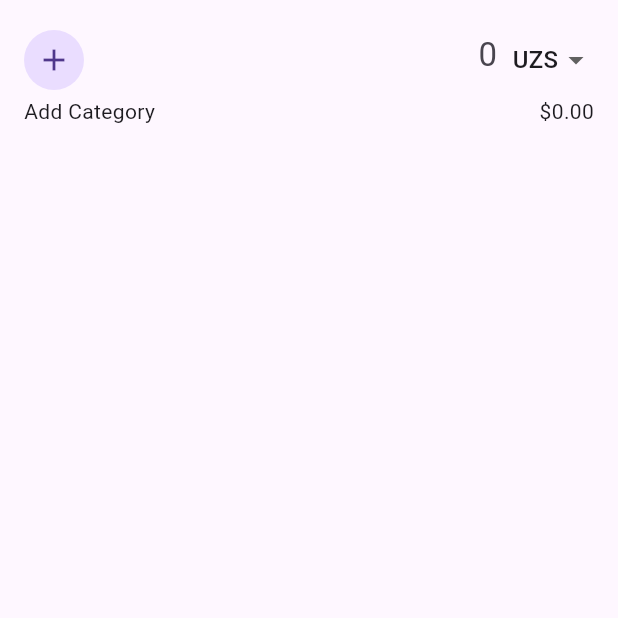
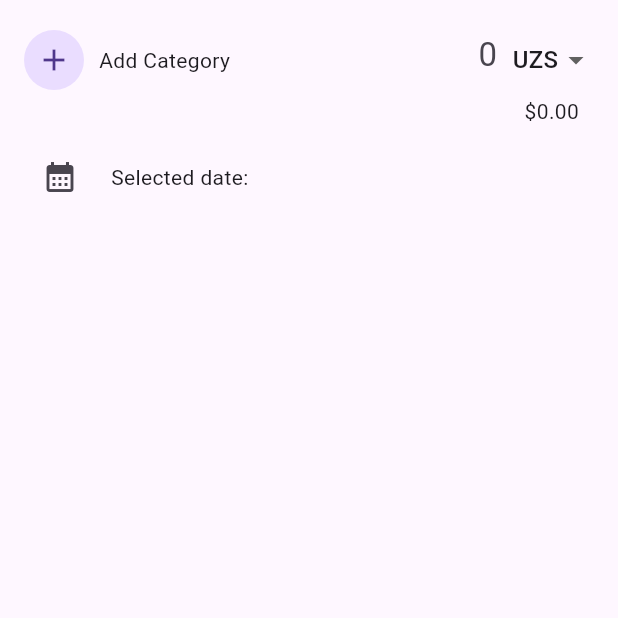
Before and after one commit to IlyasMukatdisov/expense_tracker, a Flutter app: the NewExpense screen opened directly, on a phone screen of 412 x 824 dp, the top half of it. Run offline on Flutter 3.47's test engine with Material 2 defaults, Android fonts, the phone set to English and light mode, and no system bars; our stand-ins replace font_awesome_flutter.

Commit message:
added datePicker

```diff
--- a/lib/features/expense/presentation/widgets/new_expense.dart
+++ b/lib/features/expense/presentation/widgets/new_expense.dart
@@ -1,6 +1,10 @@
 import 'package:expense_tracker/core/utils/utils.dart';
 import 'package:expense_tracker/features/expense/domain/entity/expense.dart';
 import 'package:flutter/material.dart';
+
+import 'package:intl/intl.dart';
+
+final formatter = DateFormat.yMd();
 
 class NewExpense extends StatefulWidget {
   const NewExpense({super.key});
@@ -16,6 +20,26 @@ class _NewExpenseState extends State<NewExpense> {
   double? dollarAmount = 0.0;
 
   final _debouncer = Debouncer(milliseconds: 1000);
+  DateTime? selectedDate;
+
+  void _presentDatePicker() {
+    final now = DateTime.now();
+    final firstDate = DateTime(now.year - 1, now.month, now.day);
+    showDatePicker(
+      context: context,
+      initialDate: now,
+      firstDate: firstDate,
+      lastDate: now,
+    ).then(
+      (date) {
+        setState(
+          () {
+            selectedDate = date;
+          },
+        );
+      },
+    );
+  }
 
   @override
   initState() {
@@ -74,6 +98,10 @@ class _NewExpenseState extends State<NewExpense> {
                     onPressed: _openAddCategoryOverlay,
                   ),
                 ),
+                const SizedBox(
+                  width: 10,
+                ),
+                Text(category == null ? 'Add Category' : ''),
                 Expanded(
                   child: SizedBox(
                     height: 48,
@@ -109,16 +137,42 @@ class _NewExpenseState extends State<NewExpense> {
               ],
             ),
             Row(
-              mainAxisAlignment: MainAxisAlignment.spaceBetween,
+              mainAxisAlignment: MainAxisAlignment.end,
               children: [
-                Text(category == null ? 'Add Category' : ''),
                 Text(
                   dollarAmount != null
                       ? '\$${dollarAmount?.toStringAsFixed(2)}'
                       : '',
                 ),
+                const SizedBox(width: 10),
               ],
             ),
+            const SizedBox(
+              height: 10,
+            ),
+            Row(
+              children: [
+                IconButton(
+                  icon: const Icon(Icons.calendar_month),
+                  onPressed: _presentDatePicker,
+                ),
+                const SizedBox(
+                  width: 10,
+                ),
+                const Text('Selected date: '),
+                selectedDate != null
+                    ? Expanded(
+                        child: Padding(
+                          padding: const EdgeInsets.only(right: 10),
+                          child: Text(
+                            formatter.format(selectedDate!),
+                            textAlign: TextAlign.end,
+                          ),
+                        ),
+                      )
+                    : Container(),
+              ],
+            )
           ],
         ),
       ),
--- a/pubspec.yaml
+++ b/pubspec.yaml
@@ -37,6 +37,7 @@ dependencies:
   cupertino_icons: ^1.0.2
   uuid: ^3.0.7
   font_awesome_flutter: ^10.4.0
+  intl: ^0.18.1
 
 dev_dependencies:
   flutter_test:
```
Also changed, not shown: pubspec.lock.
